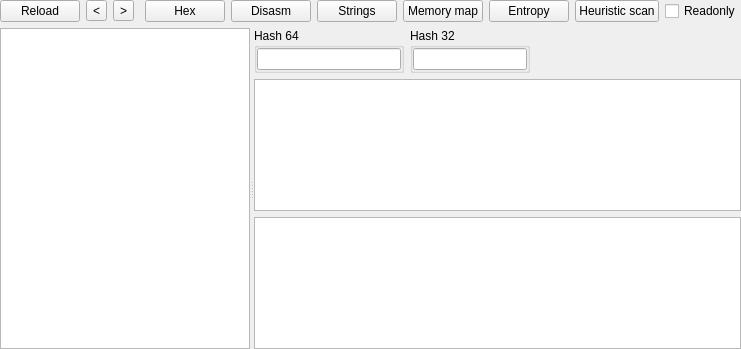
The window that PE/pewidget.ui (horsicq/FormatWidgets) describes before a commit, drawn with Qt 5.
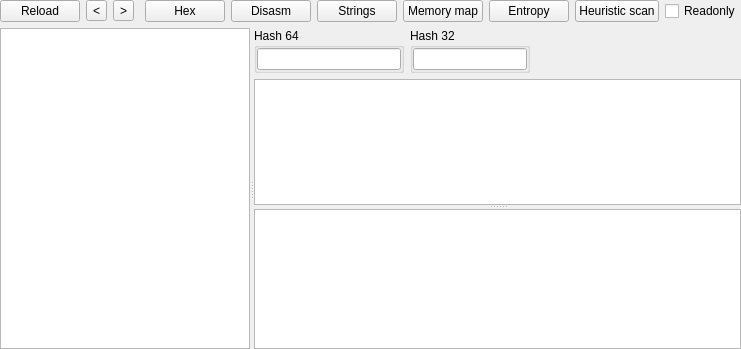
The same window after the commit. The open tabs and pages were chosen to show the change. Custom widgets are drawn as their Qt base class.

The edit to the form file:
```diff
--- a/PE/pewidget.ui
+++ b/PE/pewidget.ui
@@ -711,19 +711,26 @@
        </layout>
       </widget>
       <widget class="QWidget" name="page_Import">
+       <layout class="QVBoxLayout" name="verticalLayout_35">
+        <property name="leftMargin">
+         <number>0</number>
+        </property>
+        <property name="topMargin">
+         <number>0</number>
+        </property>
+        <property name="rightMargin">
+         <number>0</number>
+        </property>
+        <property name="bottomMargin">
+         <number>0</number>
+        </property>
+        <item>
+         <widget class="QSplitter" name="splitter_10">
+          <property name="orientation">
+           <enum>Qt::Vertical</enum>
+          </property>
+          <widget class="QWidget" name="">
        <layout class="QVBoxLayout" name="verticalLayout_30">
-        <property name="leftMargin">
-         <number>0</number>
-        </property>
-        <property name="topMargin">
-         <number>0</number>
-        </property>
-        <property name="rightMargin">
-         <number>0</number>
-        </property>
-        <property name="bottomMargin">
-         <number>0</number>
-        </property>
         <item>
          <layout class="QHBoxLayout" name="horizontalLayout_2">
           <item>
@@ -843,7 +850,8 @@
           </attribute>
          </widget>
         </item>
-        <item>
+           </layout>
+          </widget>
          <widget class="QTableView" name="tableView_ImportFunctions">
           <property name="contextMenuPolicy">
            <enum>Qt::CustomContextMenu</enum>
@@ -870,6 +878,7 @@
            <number>20</number>
           </attribute>
          </widget>
+         </widget>
         </item>
        </layout>
       </widget>
@@ -1573,6 +1582,11 @@
   </layout>
  </widget>
  <customwidgets>
+  <customwidget>
+   <class>XLineEditHEX</class>
+   <extends>QLineEdit</extends>
+   <header>xlineedithex.h</header>
+  </customwidget>
   <customwidget>
    <class>ToolsWidget</class>
    <extends>QWidget</extends>
@@ -1627,11 +1641,6 @@
    <header>xhashwidget.h</header>
    <container>1</container>
   </customwidget>
-  <customwidget>
-   <class>XLineEditHEX</class>
-   <extends>QLineEdit</extends>
-   <header>xlineedithex.h</header>
-  </customwidget>
  </customwidgets>
  <resources/>
  <connections/>
```
Left out of the diff: 179 changed lines with no effect on the pictures. Lines whose indentation alone changed are shown as unchanged.
